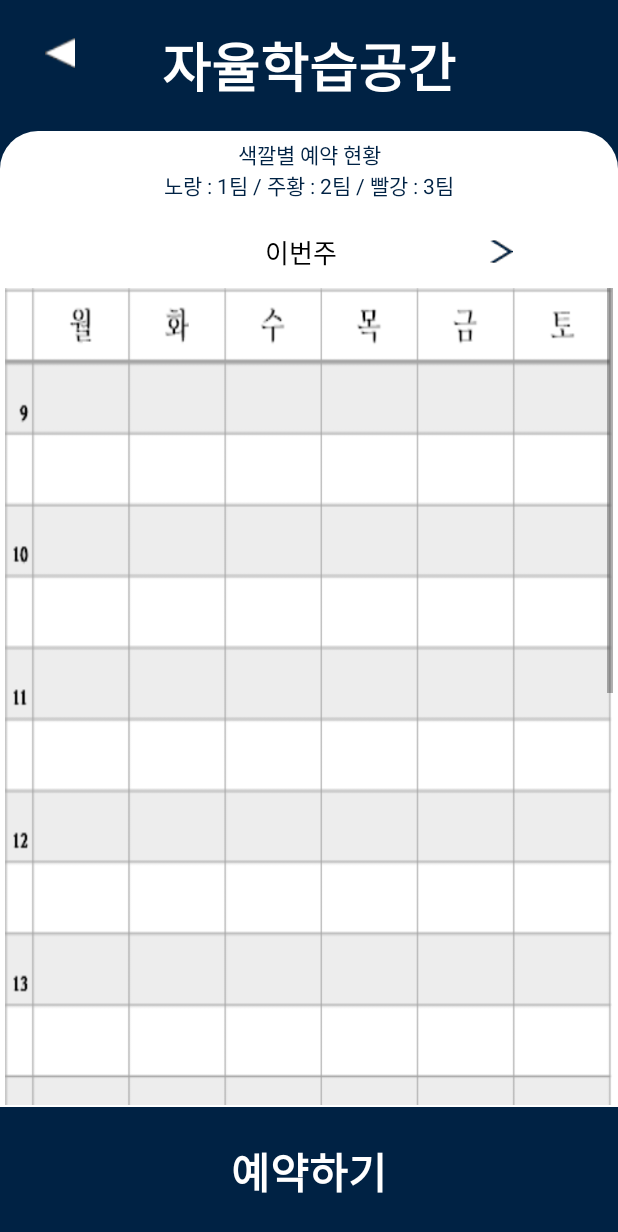
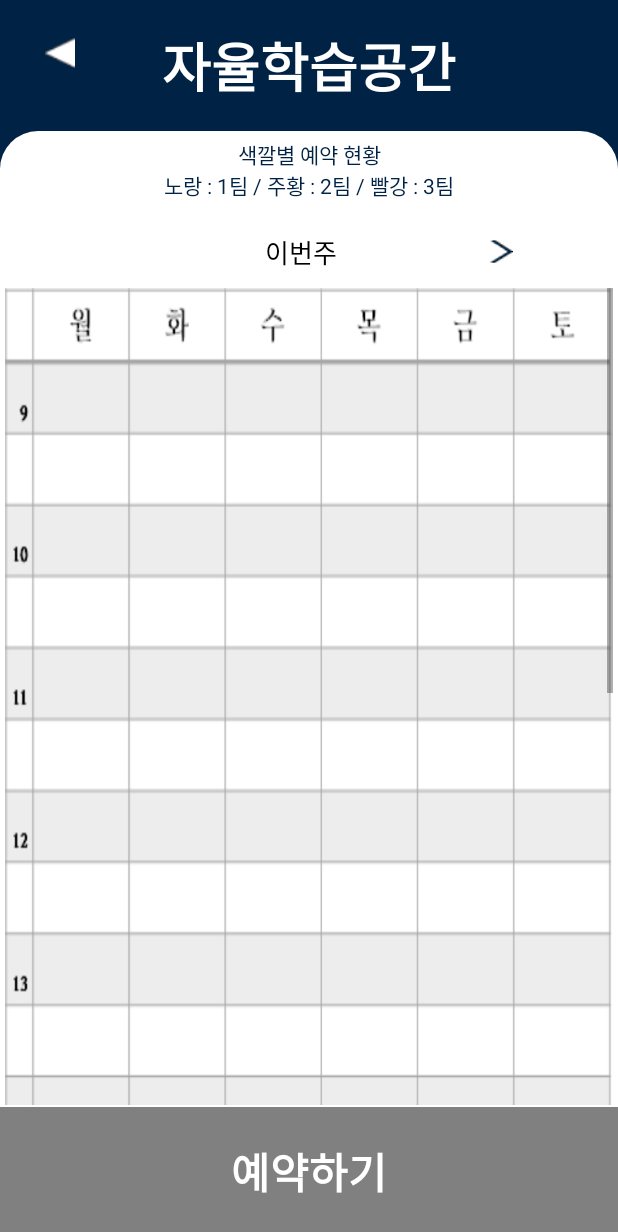
Before and after one commit to kimyeonhong00/dorazy, an Android app: the SelfstudyReservActivity screen opened directly, with no data from a screen before it, on a phone screen of 412 x 824 dp. Shown: the top 1232 px of the screen. Run offline under Robolectric (Android 15) with nearby library versions, the phone set to English and light mode, and no system bars; our stand-ins replace Firebase (no records; nobody signed in at launch, a user with empty details on screens opened directly); 21 statements that could not run were skipped.

Commit message:
2022_08_13_02

```diff
--- a/app/src/main/res/layout/activity_selfstudy.xml
+++ b/app/src/main/res/layout/activity_selfstudy.xml
@@ -90,6 +90,7 @@
             android:layout_marginTop="10dp"
             android:drawableEnd="@drawable/right_arrow_resize"
             android:text="@string/this_week"
+            android:textColor="@color/black"
             android:textSize="17sp" />
 
         <ScrollView
--- a/app/src/main/res/layout/activity_selfstudy_reserv.xml
+++ b/app/src/main/res/layout/activity_selfstudy_reserv.xml
@@ -1617,7 +1617,7 @@
         android:id="@+id/reserv_btn"
         android:layout_width="match_parent"
         android:layout_height="wrap_content"
-        android:background="@color/main_theme"
+        android:background="@color/gray"
         android:fontFamily="@font/aritaburihairline"
         android:padding="22dp"
         android:text="@string/reserve"
```
Also changed, not shown: app/src/main/java/com/example/dorazy/SelfstudyReservActivity.kt (+7 -2 lines).
